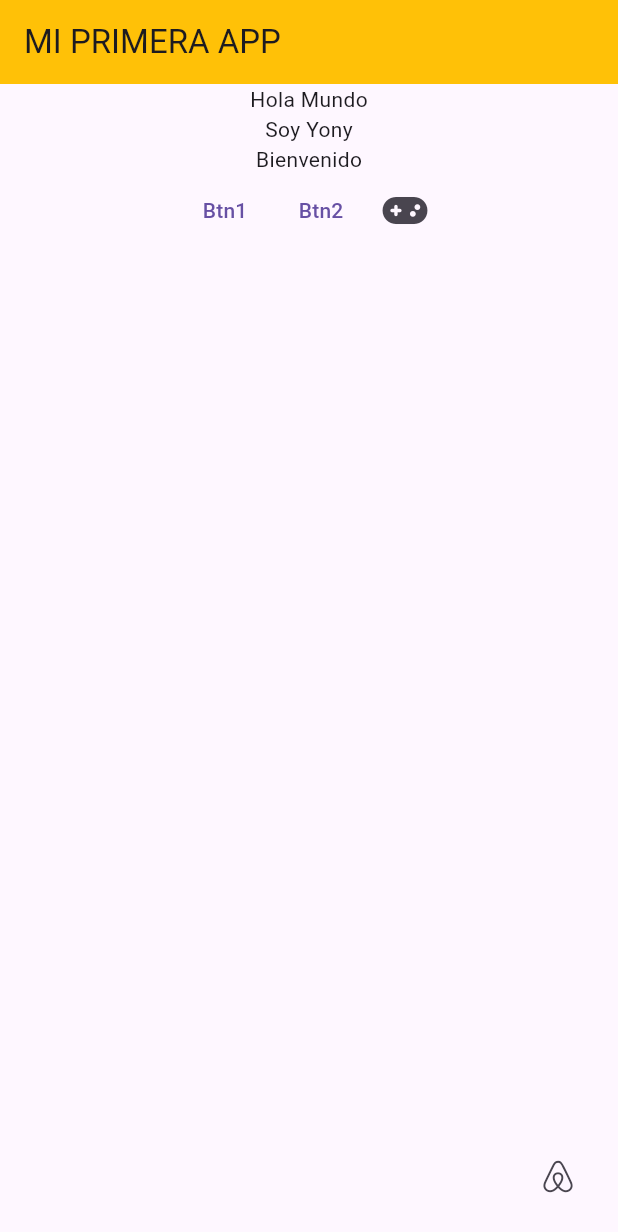
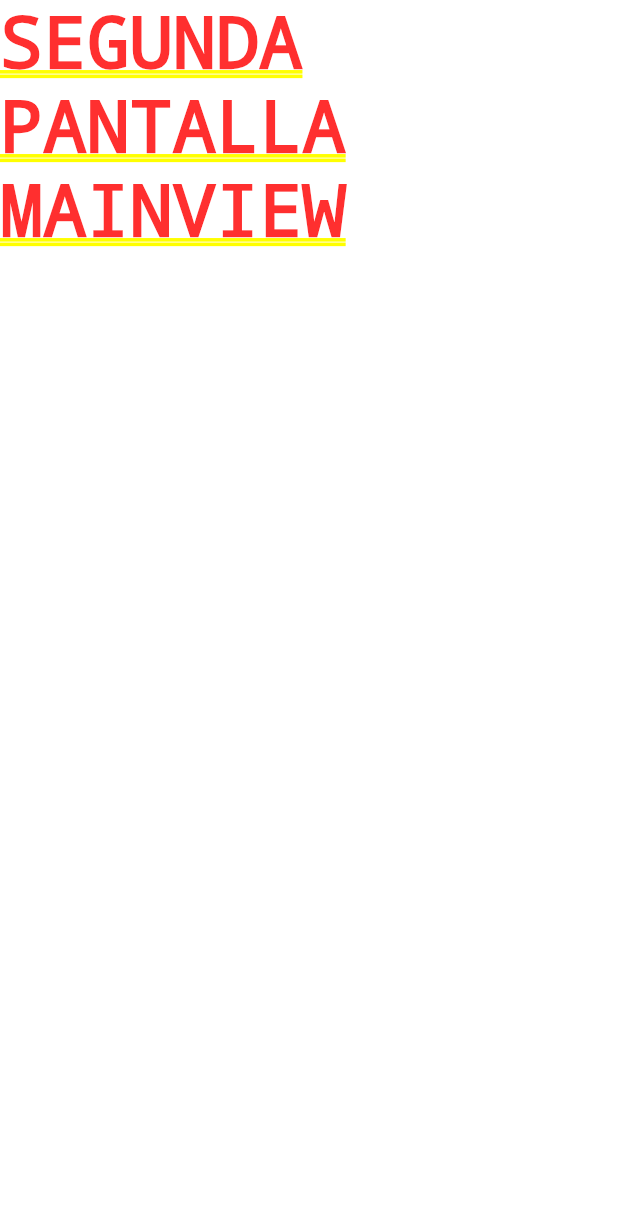
Before and after one commit to 4yony4/app_flutter1, a Flutter app: the screen it shows after launch, after a tap on an icon or button, on a phone screen of 412 x 824 dp. Shown: the top 1232 px of the screen. Run offline on Flutter 3.47's test engine with Material 3 defaults, Android fonts, the phone set to English and light mode, and no system bars; our stand-ins replace font_awesome_flutter.

Commit message:
Navegacion entre pantalla

```diff
--- a/lib/Apps/MyApp.dart
+++ b/lib/Apps/MyApp.dart
@@ -2,6 +2,7 @@
 import 'package:flutter/material.dart';
 
 import '../Views/HomeView.dart';
+import '../Views/MainView.dart';
 
 class MyApp extends StatelessWidget{
 
@@ -9,7 +10,20 @@ class MyApp extends StatelessWidget{
   @override
   Widget build(BuildContext context) {
     HomeView home=HomeView();
-    MaterialApp app=MaterialApp(title: "MI Primera App",home: home,);
+    MainView mainView=MainView();
+
+    Map<String,Widget Function(BuildContext)> rutas = {
+      '/homeview':(context) => home,
+      '/mainview':(context) => mainView,
+
+    };
+
+
+    MaterialApp app=MaterialApp(
+      title: "MI Primera App",
+      routes: rutas,
+      initialRoute: "/homeview",
+    );
 
 
     return app;
--- a/lib/Views/HomeView.dart
+++ b/lib/Views/HomeView.dart
@@ -19,7 +19,7 @@ class HomeView extends StatelessWidget{
     return columna;
   }
 
-  Widget pintadoComoFlutter(){
+  Widget pintadoComoFlutter(BuildContext context){
 
     return Scaffold(
       appBar: AppBar(title: Text("MI PRIMERA APP"),backgroundColor: Colors.amber,),
@@ -31,8 +31,14 @@ class HomeView extends StatelessWidget{
           Row(
             mainAxisAlignment: MainAxisAlignment.center,
             children: [
-              TextButton(onPressed: (){}, child: const Text("Btn1")),
-              TextButton(onPressed: (){}, child: const Text("Btn2")),
+              TextButton(onPressed: (){
+
+
+              }, child: const Text("Btn1")),
+              TextButton(onPressed: (){
+
+
+              }, child: const Text("Btn2")),
               IconButton(
                   icon: const FaIcon(FontAwesomeIcons.gamepad),
                   onPressed: () { print("Pressed"); }
@@ -41,13 +47,17 @@ class HomeView extends StatelessWidget{
           )
         ],
       ),
-      floatingActionButton: IconButton(onPressed: (){}, icon: const FaIcon(FontAwesomeIcons.airbnb)),
+      floatingActionButton: IconButton(onPressed: (){
+        //Navigator.of(context).popAndPushNamed("/mainview");
+        Navigator.of(context).pushNamed("/mainview");
+
+      }, icon: const FaIcon(FontAwesomeIcons.airbnb)),
     );
   }
 
   @override
   Widget build(BuildContext context) {
-    return pintadoComoFlutter();
+    return pintadoComoFlutter(context);
   }
 
 
--- /dev/null
+++ b/lib/Views/MainView.dart
@@ -0,0 +1,13 @@
+import 'package:flutter/material.dart';
+
+
+class MainView extends StatelessWidget{
+
+  @override
+  Widget build(BuildContext context) {
+
+    return Text("SEGUNDA PANTALLA MAINVIEW");
+
+  }
+
+}
```
